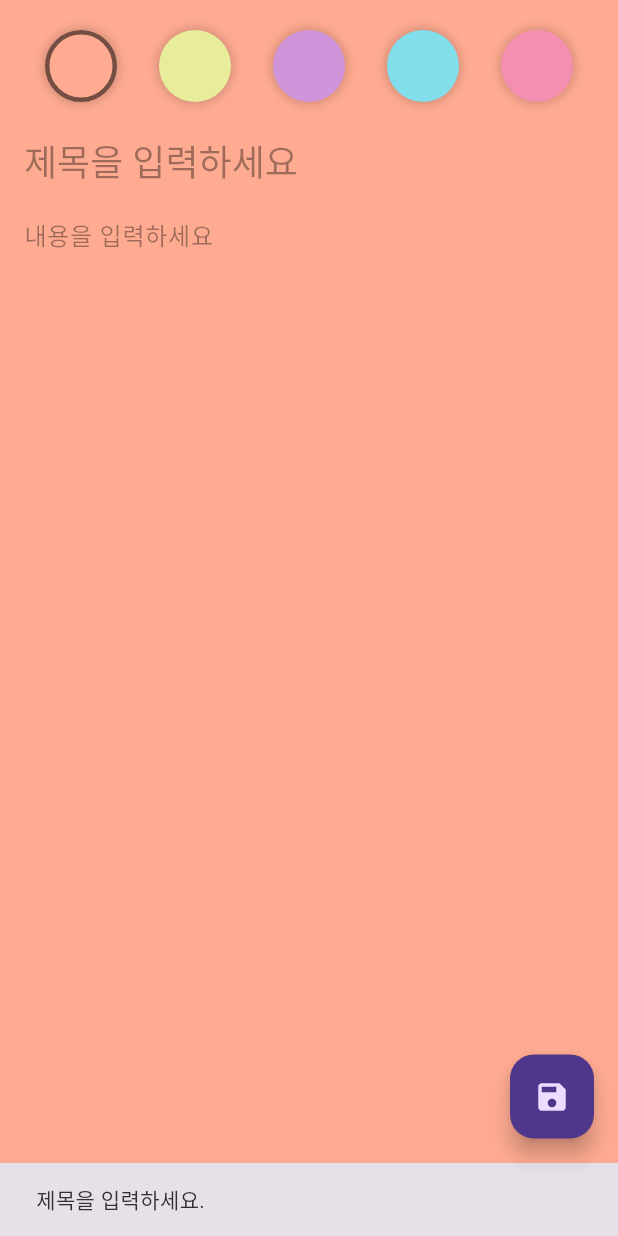
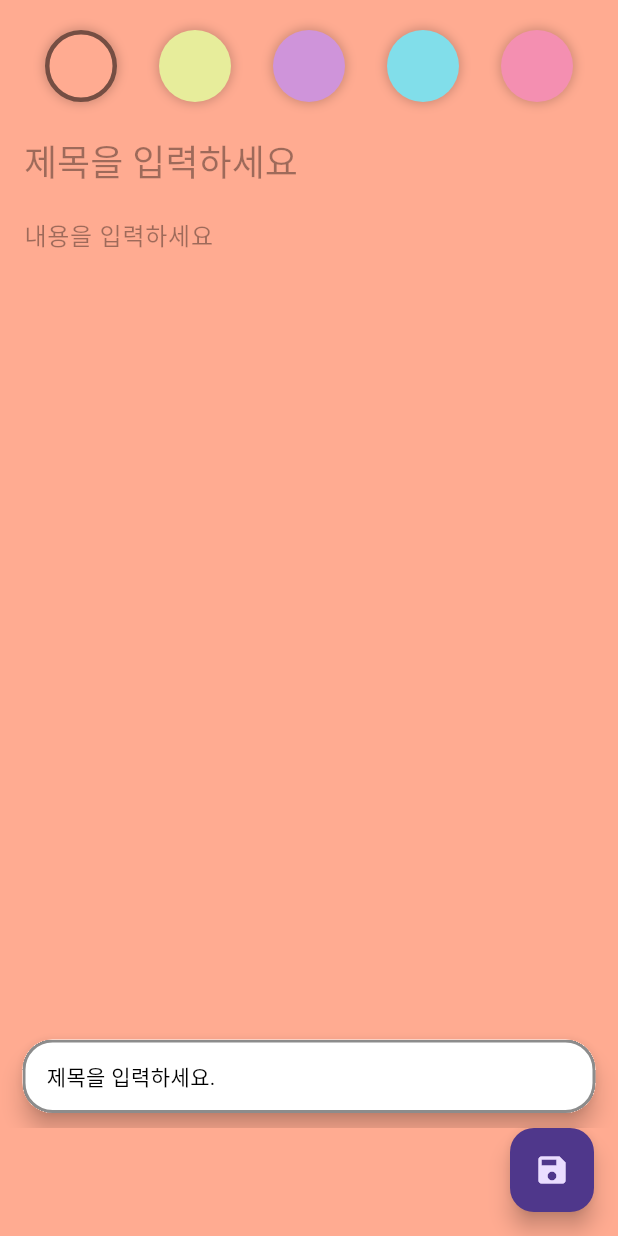
Before and after one commit to Shin-SeungHun/flutter_note_application, a Flutter app: the AddScreen screen opened by its route, after a tap on the "save" icon, on a phone screen of 412 x 824 dp. Run offline on Flutter 3.47's test engine with Material 3 defaults, Android fonts, the phone set to English and light mode, and no system bars; our stand-ins replace go_router, hive, hive_flutter, rive; accounts and stored records are empty.

Commit message:
refactor: snackBar decoration

```diff
--- a/lib/utils/commons.dart
+++ b/lib/utils/commons.dart
@@ -2,7 +2,6 @@ import 'package:flutter/material.dart';
 import 'package:flutter_note_application/utils/enum/custom_colors.dart';
 import 'package:intl/intl.dart';
 import 'package:intl/date_symbol_data_local.dart';
-
 
 class Commons {
   /// 문자열(숫자)를 입력 받아,[ enum CustomColors ] 값의 컬러 값 을 리턴 한다.
@@ -22,8 +21,21 @@ class Commons {
   static showSnackBar(
       {required BuildContext context, required String message}) {
     try {
-      ScaffoldMessenger.of(context)
-          .showSnackBar(SnackBar(content: Text(message)));
+      ScaffoldMessenger.of(context).showSnackBar(
+        SnackBar(
+          content: Text(
+            message,
+            style: const TextStyle(color: Colors.black),
+          ),
+          behavior: SnackBarBehavior.floating,
+          backgroundColor: Colors.white,
+          shape: RoundedRectangleBorder(
+            // 테두리를 변경하는 부분
+            borderRadius: BorderRadius.circular(20.0), // 원하는 테두리 모양 및 반지름 지정
+            side: const BorderSide(color: Colors.black45, width: 2.0),
+          ),
+        ),
+      );
     } catch (e) {
       throw Exception(e);
     }
```
